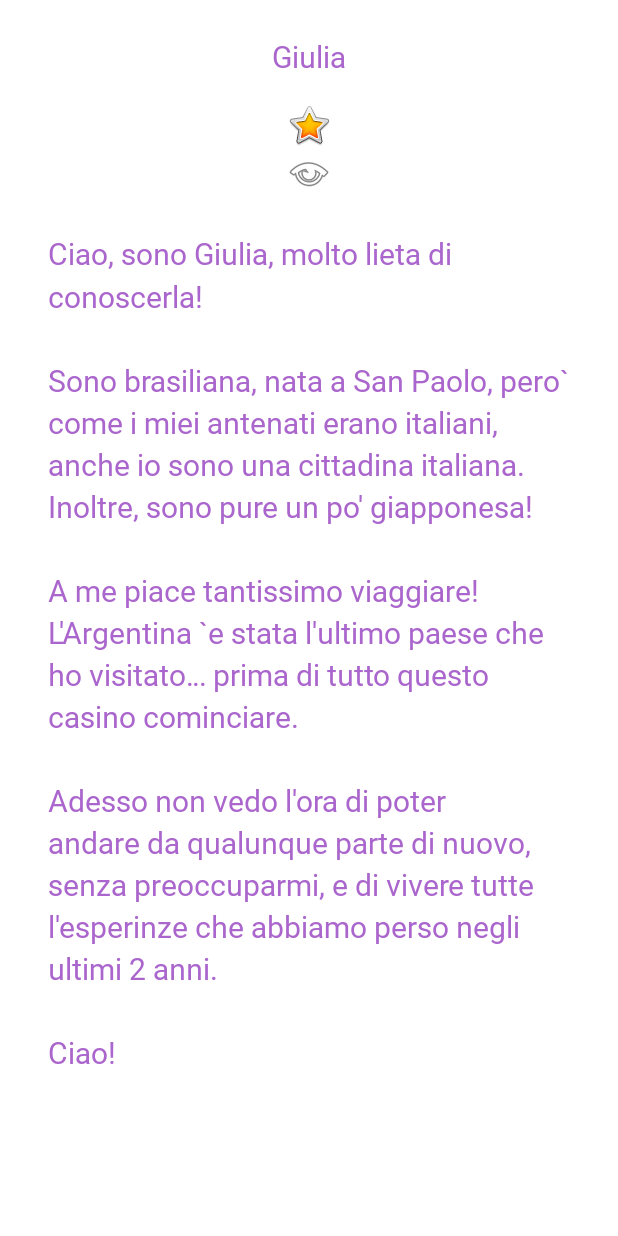
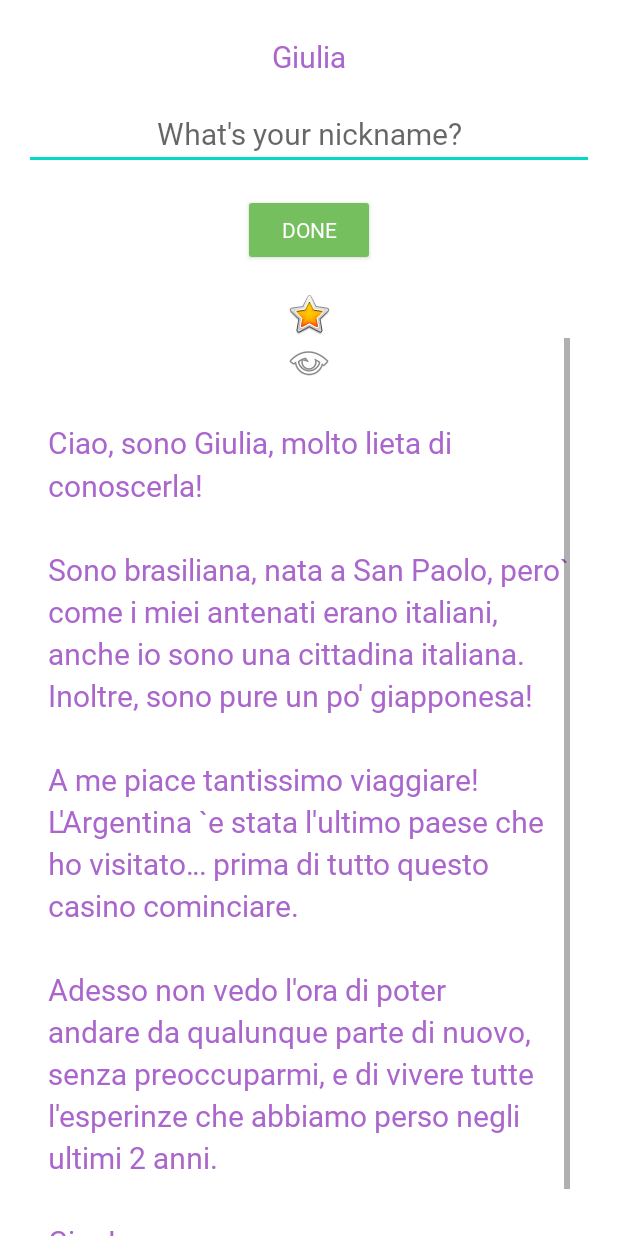
Before and after one commit to giuroperto/udacity_kotlin_exercises, an Android app: the layout activity_main.xml on its own in the app's theme, with its tools: preview values and no code run, on a phone screen of 412 x 824 dp. Run offline under Robolectric (Android 15) with nearby library versions, the phone set to English and light mode, and no system bars.

Commit message:
adding edittext + button and setting event

```diff
--- a/2.AboutMe/app/build.gradle
+++ b/2.AboutMe/app/build.gradle
@@ -25,7 +25,7 @@ android {
     }
 
     buildFeatures {
-        dataBinding true
+        viewBinding = true
     }
 
     compileOptions {
--- a/2.AboutMe/app/src/main/res/layout/activity_main.xml
+++ b/2.AboutMe/app/src/main/res/layout/activity_main.xml
@@ -13,6 +13,36 @@
         android:layout_height="wrap_content"
         android:text="@string/name"
         android:textAlignment="center" />
+
+    <EditText
+        android:id="@+id/nickname_edit"
+        android:layout_width="match_parent"
+        android:layout_height="wrap_content"
+        style="@style/NameStyle"
+        android:textAlignment="center"
+        android:inputType="textPersonName|textImeMultiLine"
+        android:hint="@string/whats_your_nickname"
+        />
+
+    <Button
+        android:id="@+id/done_btn"
+        style="@style/Widget.AppCompat.Button.Colored"
+        android:layout_width="wrap_content"
+        android:layout_height="wrap_content"
+        android:layout_gravity="center_horizontal"
+        android:fontFamily="@font/roboto"
+        android:layout_marginTop="@dimen/layout_margin"
+        android:text="@string/done"
+        />
+
+    <TextView
+        android:id="@+id/nickname_text"
+        android:layout_width="match_parent"
+        android:layout_height="wrap_content"
+        style="@style/NameStyle"
+        android:textAlignment="center"
+        android:visibility="gone"
+        />
 
     <ImageView
         android:id="@+id/star_image"
--- a/2.AboutMe/app/src/main/res/values-night/themes.xml
+++ b/2.AboutMe/app/src/main/res/values-night/themes.xml
@@ -3,7 +3,7 @@
     <style name="Theme.AboutMe" parent="Theme.MaterialComponents.DayNight.DarkActionBar">
         <!-- Primary brand color. -->
         <item name="colorPrimary">@color/purple_200</item>
-        <item name="colorPrimaryVariant">@color/purple_700</item>
+        <item name="colorPrimaryVariant">@color/green</item>
         <item name="colorOnPrimary">@color/black</item>
         <!-- Secondary brand color. -->
         <item name="colorSecondary">@color/teal_200</item>
--- a/2.AboutMe/app/src/main/res/values/colors.xml
+++ b/2.AboutMe/app/src/main/res/values/colors.xml
@@ -7,4 +7,5 @@
     <color name="teal_700">#FF018786</color>
     <color name="black">#FF000000</color>
     <color name="white">#FFFFFFFF</color>
+    <color name="green">#76bf5e</color>
 </resources>
--- a/2.AboutMe/app/src/main/res/values/strings.xml
+++ b/2.AboutMe/app/src/main/res/values/strings.xml
@@ -9,4 +9,6 @@
         \n\nCiao!
     </string>
     <string name="bio_icon">email icon</string>
+    <string name="whats_your_nickname">What\'s your nickname?</string>
+    <string name="done">Done</string>
 </resources>
--- a/2.AboutMe/app/src/main/res/values/themes.xml
+++ b/2.AboutMe/app/src/main/res/values/themes.xml
@@ -2,7 +2,7 @@
     <!-- Base application theme. -->
     <style name="Theme.AboutMe" parent="Theme.MaterialComponents.DayNight.DarkActionBar">
         <!-- Primary brand color. -->
-        <item name="colorPrimary">@color/purple_500</item>
+        <item name="colorPrimary">@color/green</item>
         <item name="colorPrimaryVariant">@color/purple_700</item>
         <item name="colorOnPrimary">@color/white</item>
         <!-- Secondary brand color. -->
```
Also changed, not shown: 2.AboutMe/app/src/main/java/com/gr/android/aboutme/MainActivity.kt (+29 -1 lines).
